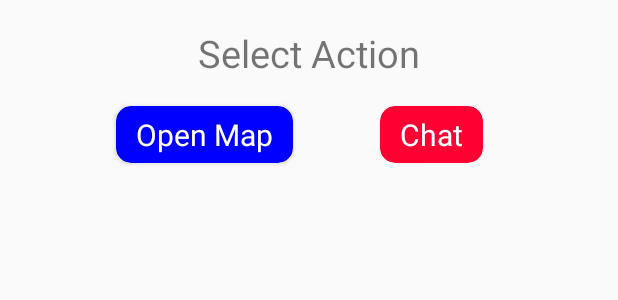
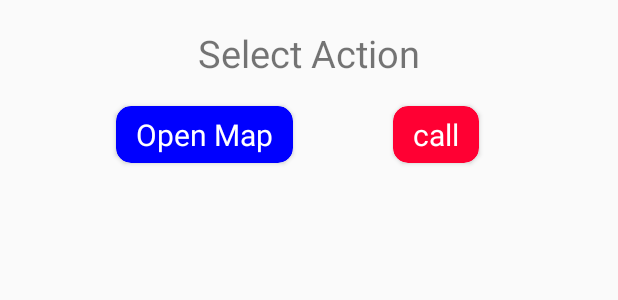
Before and after one commit to shivamkrj/DroneAdmin, an Android app: the layout dialog_singleclick.xml on its own in the app's theme, with its tools: preview values and no code run, on a phone screen of 412 x 824 dp. Shown: the top 300 px of the screen. Run offline under Robolectric (Android 15) with nearby library versions, the phone set to English and light mode, and no system bars.

```diff
--- a/app/src/main/res/layout/dialog_singleclick.xml
+++ b/app/src/main/res/layout/dialog_singleclick.xml
@@ -1,12 +1,10 @@
 <?xml version="1.0" encoding="UTF-8"?>
 
-    <android.support.constraint.ConstraintLayout
-    android:layout_marginBottom="10dp"
+<android.support.constraint.ConstraintLayout xmlns:android="http://schemas.android.com/apk/res/android"
+    xmlns:app="http://schemas.android.com/apk/res-auto"
+    android:layout_width="match_parent"
     android:layout_height="match_parent"
-    android:layout_width="match_parent"
-    xmlns:tools="http://schemas.android.com/tools"
-    xmlns:app="http://schemas.android.com/apk/res-auto"
-    xmlns:android="http://schemas.android.com/apk/res/android">
+    android:layout_marginBottom="10dp">
 
     <TextView
         android:id="@+id/textView4"
@@ -23,25 +21,69 @@
         app:layout_constraintTop_toTopOf="parent" />
 
 
-    -<android.support.v7.widget.CardView android:layout_marginBottom="16dp" android:layout_height="wrap_content" android:layout_width="wrap_content" app:layout_constraintStart_toStartOf="parent" app:layout_constraintEnd_toEndOf="parent" android:layout_marginEnd="8dp" android:layout_marginTop="8dp" android:layout_marginStart="8dp" android:id="@+id/mapCardView" app:layout_constraintVertical_bias="0.0" app:layout_constraintTop_toBottomOf="@+id/textView4" app:layout_constraintHorizontal_bias="0.25" app:layout_constraintBottom_toBottomOf="parent" app:cardCornerRadius="10dp" app:cardBackgroundColor="#0000ff" android:paddingBottom="10dp">
+    -
 
-    <TextView android:layout_height="wrap_content" android:layout_width="wrap_content" android:textSize="20sp" android:text="Open Map" android:padding="5dp" android:textColor="#ffffff" android:layout_marginRight="8dp" android:layout_marginLeft="8dp"/>
+    <android.support.v7.widget.CardView
+        android:id="@+id/mapCardView"
+        android:layout_width="wrap_content"
+        android:layout_height="wrap_content"
+        android:layout_marginStart="8dp"
+        android:layout_marginTop="8dp"
+        android:layout_marginEnd="8dp"
+        android:layout_marginBottom="16dp"
+        android:paddingBottom="10dp"
+        app:cardBackgroundColor="#0000ff"
+        app:cardCornerRadius="10dp"
+        app:layout_constraintBottom_toBottomOf="parent"
+        app:layout_constraintEnd_toEndOf="parent"
+        app:layout_constraintHorizontal_bias="0.25"
+        app:layout_constraintStart_toStartOf="parent"
+        app:layout_constraintTop_toBottomOf="@+id/textView4"
+        app:layout_constraintVertical_bias="0.0">
 
-</android.support.v7.widget.CardView>
+        <TextView
+            android:layout_width="wrap_content"
+            android:layout_height="wrap_content"
+            android:layout_marginLeft="8dp"
+            android:layout_marginRight="8dp"
+            android:padding="5dp"
+            android:text="Open Map"
+            android:textColor="#ffffff"
+            android:textSize="20sp" />
+
+    </android.support.v7.widget.CardView>
 
 
-    -<android.support.v7.widget.CardView android:layout_marginBottom="16dp" android:layout_height="wrap_content" android:layout_width="wrap_content" app:layout_constraintStart_toStartOf="parent" app:layout_constraintEnd_toEndOf="parent" android:layout_marginEnd="8dp" android:layout_marginTop="8dp" android:layout_marginStart="8dp" android:id="@+id/chatCardView" app:layout_constraintVertical_bias="0.0" app:layout_constraintTop_toBottomOf="@+id/textView4" app:layout_constraintHorizontal_bias="0.75" app:layout_constraintBottom_toBottomOf="parent" app:cardCornerRadius="10dp" app:cardBackgroundColor="#FF0033" android:paddingBottom="10dp">
 
-    <TextView
+
+    <android.support.v7.widget.CardView
+        android:id="@+id/chatCardView"
         android:layout_width="wrap_content"
         android:layout_height="wrap_content"
-        android:layout_marginLeft="8dp"
-        android:layout_marginRight="8dp"
-        android:padding="5dp"
-        android:text="Chat"
-        android:textColor="#ffffff"
-        android:textSize="20sp" />
+        android:layout_marginStart="8dp"
+        android:layout_marginTop="8dp"
+        android:layout_marginEnd="8dp"
+        android:layout_marginBottom="16dp"
+        android:paddingBottom="10dp"
+        app:cardBackgroundColor="#FF0033"
+        app:cardCornerRadius="10dp"
+        app:layout_constraintBottom_toBottomOf="parent"
+        app:layout_constraintEnd_toEndOf="parent"
+        app:layout_constraintHorizontal_bias="0.75"
+        app:layout_constraintStart_toStartOf="parent"
+        app:layout_constraintTop_toBottomOf="@+id/textView4"
+        app:layout_constraintVertical_bias="0.0">
 
-</android.support.v7.widget.CardView>
+        <TextView
+            android:layout_width="wrap_content"
+            android:layout_height="wrap_content"
+            android:layout_marginLeft="8dp"
+            android:layout_marginRight="8dp"
+            android:padding="5dp"
+            android:text="call"
+            android:textColor="#ffffff"
+            android:textSize="20sp" />
+
+    </android.support.v7.widget.CardView>
 
 </android.support.constraint.ConstraintLayout>
--- a/app/src/main/res/layout/ngo_view.xml
+++ b/app/src/main/res/layout/ngo_view.xml
@@ -58,7 +58,7 @@
                     android:layout_height="match_parent"
                     android:layout_weight="1"
                     android:padding="2dp"
-                    android:src="@drawable/send" />
+                    android:src="@drawable/outline_phone_black_24" />
             </LinearLayout>
 
             <android.support.v7.widget.CardView
--- a/app/src/main/res/menu/launcher_menu.xml
+++ b/app/src/main/res/menu/launcher_menu.xml
@@ -3,7 +3,7 @@
     xmlns:app="http://schemas.android.com/apk/res-auto">
 
     <item
-        android:icon="@drawable/send"
+        android:icon="@drawable/notification_icon"
         android:title="notification"
         android:id="@+id/notification"
         app:showAsAction="always"
```
Also changed, not shown: app/src/main/java/in/shivamkrj/droneadmin/ListNgo.java (+67 -5 lines), app/src/main/java/in/shivamkrj/droneadmin/MainActivity.java (+4 -3 lines), app/src/main/res/layout/activity_list_ngo.xml (+14 -0 lines), app/src/main/res/layout/register_ngo_view.xml (added, +57 -0 lines), app/src/main/res/drawable/notification_icon.png (added), app/src/main/res/drawable/outline_phone_black_24.png (added), app/src/main/res/drawable/plus.png (added).
